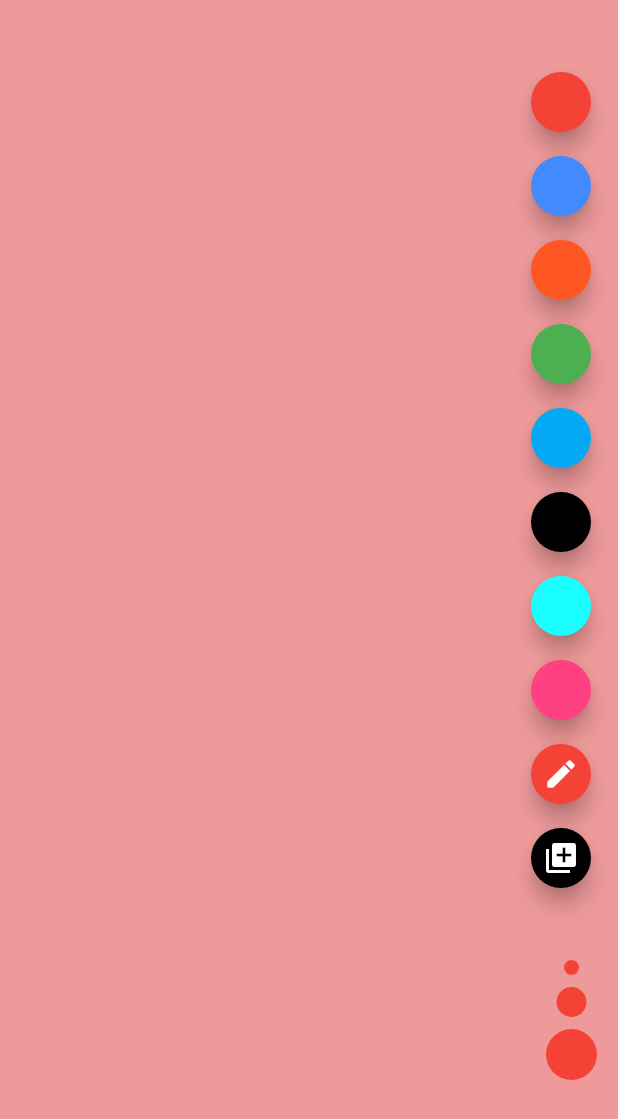
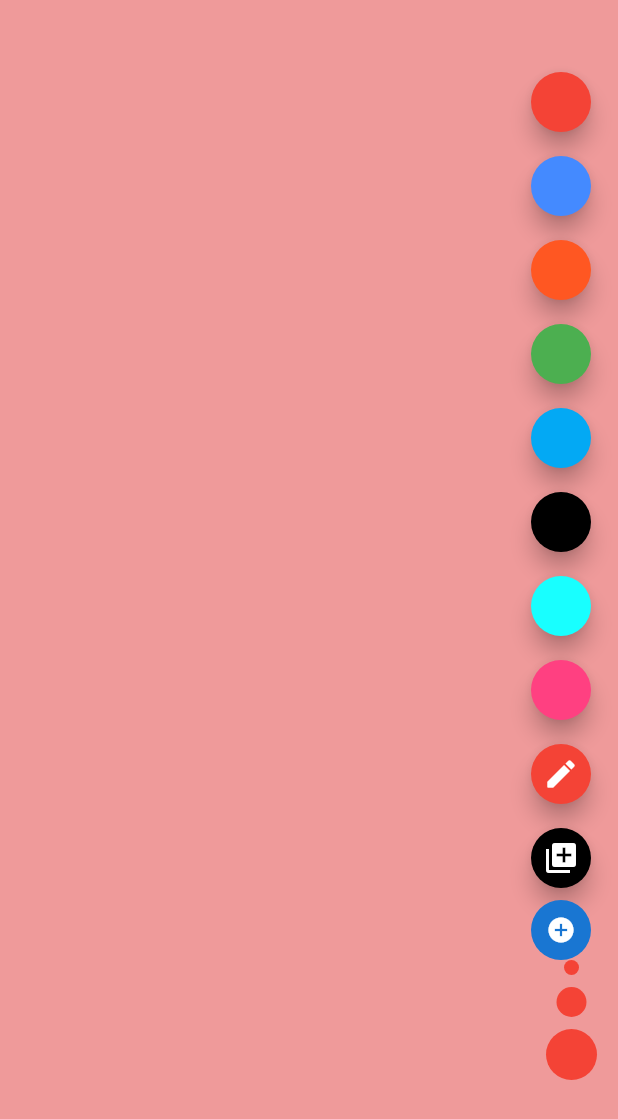
Before and after one commit to JosephSafouri/OXO-2123, a Flutter app: the DrawingPage screen opened directly, on a phone screen of 412 x 824 dp. Shown: the top 1119 px of the screen. Run offline on Flutter 3.47's test engine with Material 2 defaults, Android fonts, the phone set to English and light mode, and no system bars; our stand-ins replace image_picker.

Commit message:
Added a skeleton and button for point making
This updates drawing_page.dart to implement a button that allows you to press a point.

```diff
--- a/flutter-app/flutter_drawing_app/starter/lib/drawing_page.dart
+++ b/flutter-app/flutter_drawing_app/starter/lib/drawing_page.dart
@@ -219,7 +219,7 @@ class _DrawingPageState extends State<DrawingPage> {
         mainAxisAlignment: MainAxisAlignment.start,
         children: [
           for (Color color in toolbarColors) buildColorButton(color),
-          buildLineButton(), buildUploadButton()
+          buildLineButton(), buildUploadButton(), buildPointButton()
         ],
       ),
     );
@@ -309,7 +309,6 @@ Widget buildUploadButton() {
           )
       );
       } else {
-        //TODO: default sizing is wrong
       return Container(
         width: 0.95 * width,
         child:
@@ -327,7 +326,20 @@ Widget buildUploadButton() {
       width: width,
       height: height,
     );
-
+  }
+    /*
+    * TODO: Unfinished skeleton of the point button.
+    */
+    Widget buildPointButton() {
+    return GestureDetector(
+      child: CircleAvatar(
+        child: Icon(
+          Icons.add_circle,
+          size: 20.0,
+          color: Colors.white,
+        ),
+      ),
+    );
   }
 
   @override
```
